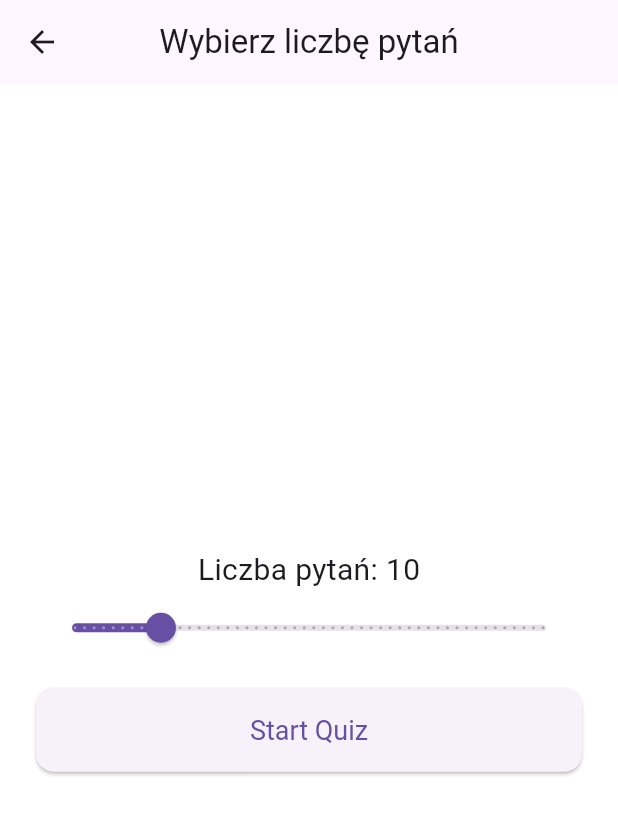
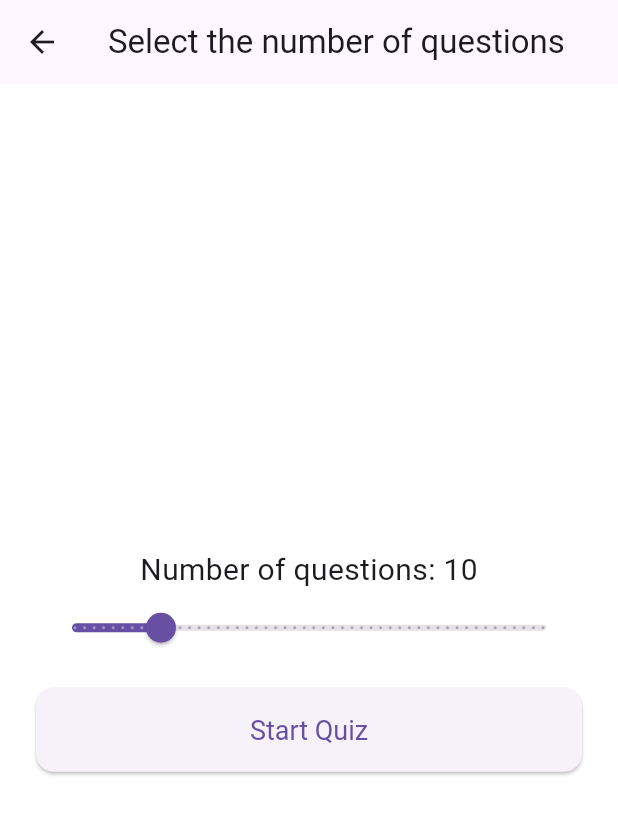
Before and after one commit to PatZdz/Cloud-Quiz, a Flutter app: the QuestionNumberSelectionScreen screen opened directly, on a phone screen of 412 x 824 dp. Shown: the top 815 px of the screen. Run offline on Flutter 3.47's test engine with Material 3 defaults, Android fonts, the phone set to English and light mode, and no system bars; our stand-ins replace hive, hive_flutter; accounts and stored records are empty.

Commit message:
Fixed issues with bad translation

```diff
--- a/lib/screens/question_number_selection_screen.dart
+++ b/lib/screens/question_number_selection_screen.dart
@@ -15,7 +15,7 @@ class _QuestionNumberSelectionScreenState extends State<QuestionNumberSelectionS
   Widget build(BuildContext context) {
     return Scaffold(
       appBar: AppBar(
-        title: Text('Wybierz liczbę pytań'),
+        title: Text('Select the number of questions'),
       ),
       body: Padding(
         padding: EdgeInsets.all(AppConstants.defaultPadding),
@@ -23,7 +23,7 @@ class _QuestionNumberSelectionScreenState extends State<QuestionNumberSelectionS
           mainAxisAlignment: MainAxisAlignment.center,
           children: <Widget>[
             Text(
-              'Liczba pytań: ${_questionCount.toInt()}',
+              'Number of questions: ${_questionCount.toInt()}',
               style: TextStyle(fontSize: 20),
             ),
             Slider(
```
